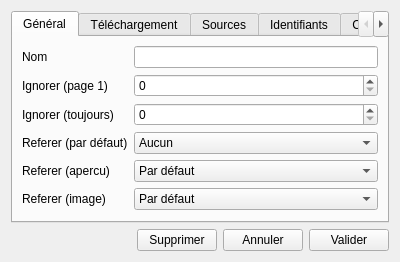
Above: ui/sourcessettingswindow.ui from XanderMld/imgbrd-grabber before the change. Below: the same form after it.
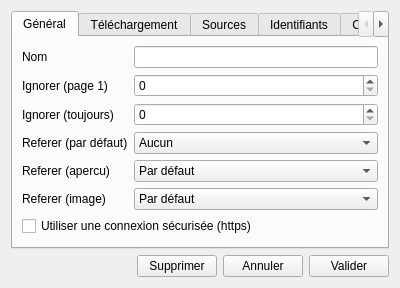
That is the form after the change. Icons and pictures are not drawn.

Diff of the .ui file:
```diff
--- a/ui/sourcessettingswindow.ui
+++ b/ui/sourcessettingswindow.ui
@@ -7,7 +7,7 @@
     <x>0</x>
     <y>0</y>
     <width>400</width>
-    <height>250</height>
+    <height>267</height>
    </rect>
   </property>
   <property name="windowTitle">
@@ -169,6 +169,16 @@
        <item row="2" column="1">
         <widget class="QSpinBox" name="spinIgnoreAlways"/>
        </item>
+       <item row="6" column="0" colspan="2">
+        <widget class="QCheckBox" name="checkSsl">
+         <property name="text">
+          <string>Utiliser une connexion sécurisée (https)</string>
+         </property>
+         <property name="checked">
+          <bool>false</bool>
+         </property>
+        </widget>
+       </item>
       </layout>
      </widget>
      <widget class="QWidget" name="tab">
```
